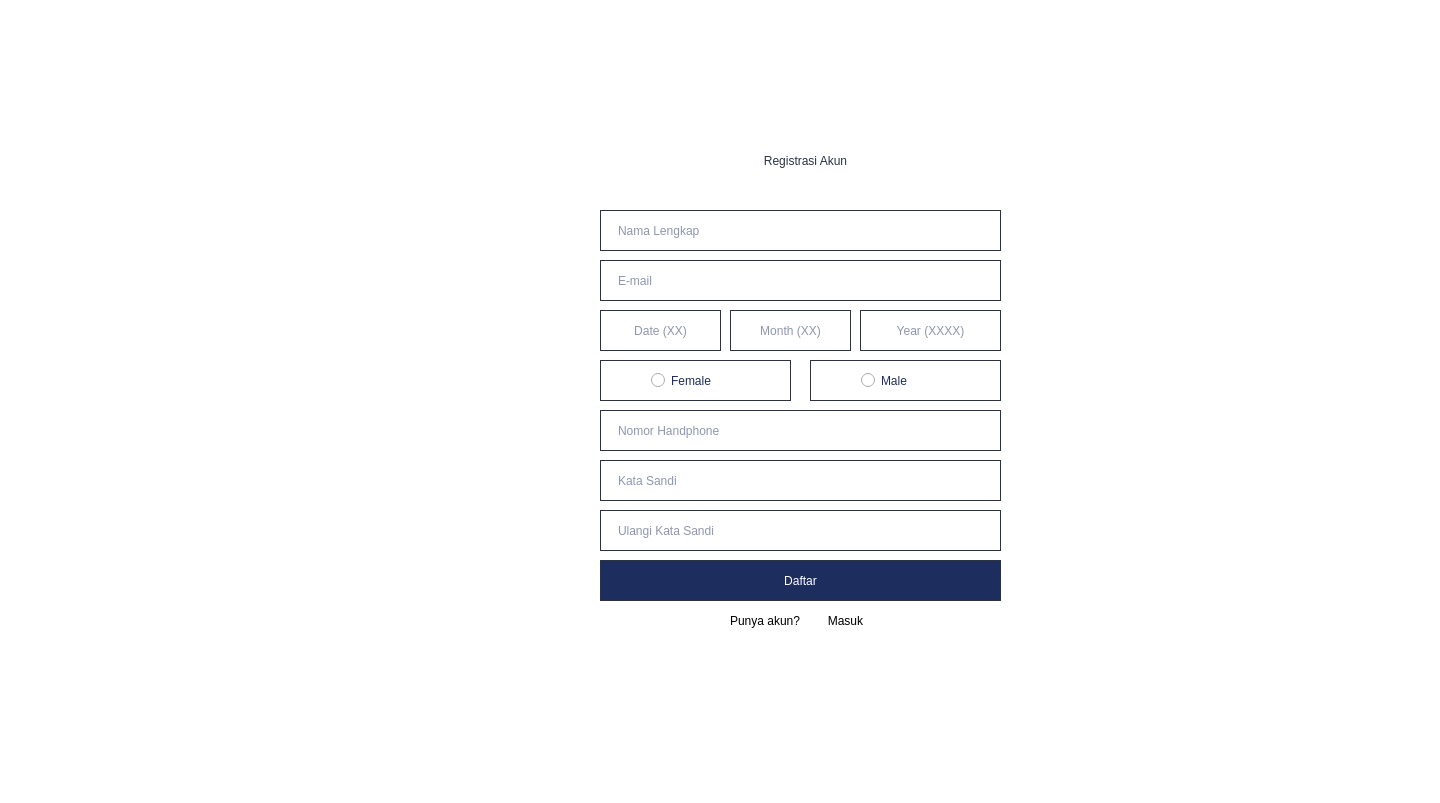
stellaribli/Tuciwir, file createacc.ui: the form before one commit.
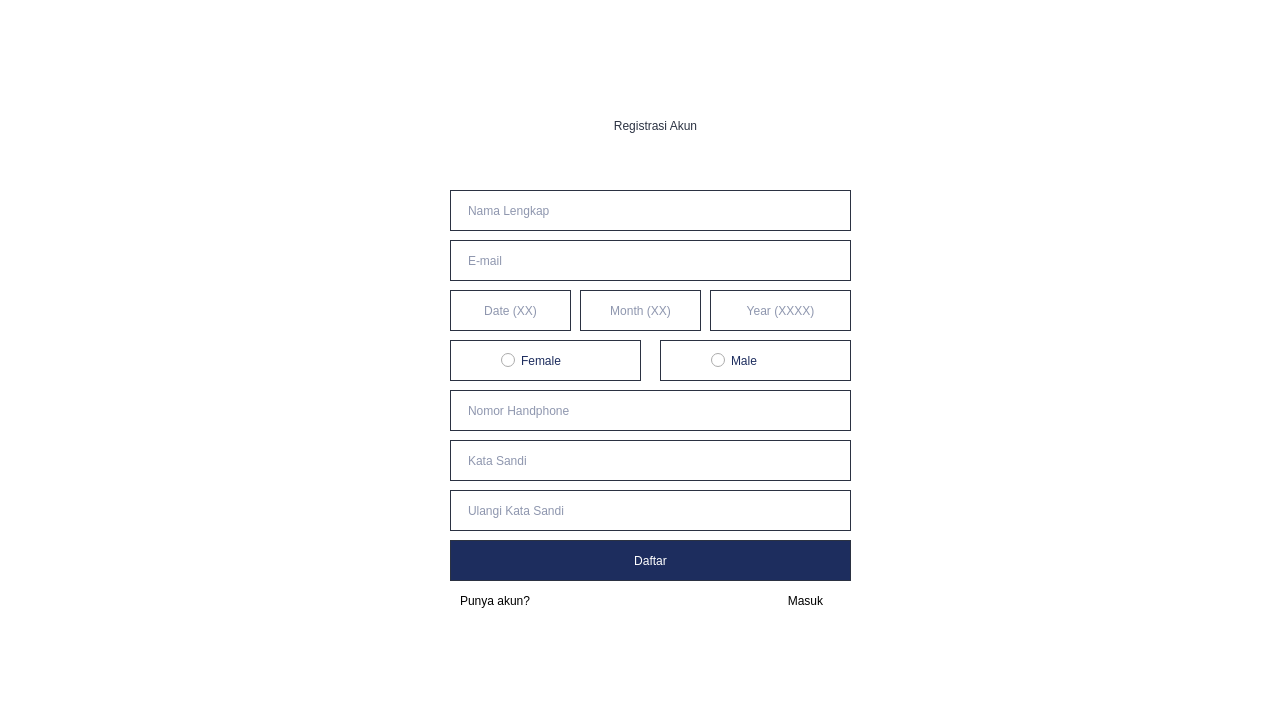
The form after the commit. Icons and pictures are not drawn.

```diff
--- a/createacc.ui
+++ b/createacc.ui
@@ -6,8 +6,8 @@
    <rect>
     <x>0</x>
     <y>0</y>
-    <width>1440</width>
-    <height>803</height>
+    <width>1280</width>
+    <height>720</height>
    </rect>
   </property>
   <property name="windowTitle">
@@ -22,10 +22,10 @@
   <widget class="QLabel" name="label">
    <property name="geometry">
     <rect>
-     <x>610</x>
-     <y>140</y>
+     <x>460</x>
+     <y>90</y>
      <width>391</width>
-     <height>41</height>
+     <height>71</height>
     </rect>
    </property>
    <property name="styleSheet">
@@ -42,8 +42,8 @@
   <widget class="QLineEdit" name="email">
    <property name="geometry">
     <rect>
-     <x>600</x>
-     <y>260</y>
+     <x>450</x>
+     <y>240</y>
      <width>401</width>
      <height>41</height>
     </rect>
@@ -68,8 +68,8 @@
   <widget class="QLineEdit" name="password">
    <property name="geometry">
     <rect>
-     <x>600</x>
-     <y>460</y>
+     <x>450</x>
+     <y>440</y>
      <width>401</width>
      <height>41</height>
     </rect>
@@ -97,8 +97,8 @@
   <widget class="QPushButton" name="signupbutton">
    <property name="geometry">
     <rect>
-     <x>600</x>
-     <y>560</y>
+     <x>450</x>
+     <y>540</y>
      <width>401</width>
      <height>41</height>
     </rect>
@@ -123,8 +123,8 @@
   <widget class="QLineEdit" name="confirmpass">
    <property name="geometry">
     <rect>
-     <x>600</x>
-     <y>510</y>
+     <x>450</x>
+     <y>490</y>
      <width>401</width>
      <height>41</height>
     </rect>
@@ -152,9 +152,9 @@
   <widget class="QPushButton" name="loginaccbutton">
    <property name="geometry">
     <rect>
-     <x>820</x>
-     <y>610</y>
-     <width>51</width>
+     <x>760</x>
+     <y>590</y>
+     <width>91</width>
      <height>21</height>
     </rect>
    </property>
@@ -170,9 +170,9 @@
   <widget class="QLabel" name="label_5">
    <property name="geometry">
     <rect>
-     <x>730</x>
-     <y>610</y>
-     <width>71</width>
+     <x>460</x>
+     <y>590</y>
+     <width>111</width>
      <height>21</height>
     </rect>
    </property>
@@ -188,8 +188,8 @@
   <widget class="QLineEdit" name="date">
    <property name="geometry">
     <rect>
-     <x>600</x>
-     <y>310</y>
+     <x>450</x>
+     <y>290</y>
      <width>121</width>
      <height>41</height>
     </rect>
@@ -224,8 +224,8 @@
   <widget class="QLineEdit" name="nomorhp">
    <property name="geometry">
     <rect>
-     <x>600</x>
-     <y>410</y>
+     <x>450</x>
+     <y>390</y>
      <width>401</width>
      <height>41</height>
     </rect>
@@ -256,8 +256,8 @@
   <widget class="QLineEdit" name="namalengkap">
    <property name="geometry">
     <rect>
-     <x>600</x>
-     <y>210</y>
+     <x>450</x>
+     <y>190</y>
      <width>401</width>
      <height>41</height>
     </rect>
@@ -282,8 +282,8 @@
   <widget class="QLabel" name="label_2">
    <property name="geometry">
     <rect>
-     <x>900</x>
-     <y>320</y>
+     <x>750</x>
+     <y>300</y>
      <width>31</width>
      <height>21</height>
     </rect>
@@ -298,8 +298,8 @@
   <widget class="QLineEdit" name="month">
    <property name="geometry">
     <rect>
-     <x>730</x>
-     <y>310</y>
+     <x>580</x>
+     <y>290</y>
      <width>121</width>
      <height>41</height>
     </rect>
@@ -331,8 +331,8 @@
   <widget class="QLineEdit" name="year">
    <property name="geometry">
     <rect>
-     <x>860</x>
-     <y>310</y>
+     <x>710</x>
+     <y>290</y>
      <width>141</width>
      <height>41</height>
     </rect>
@@ -367,8 +367,8 @@
    </property>
    <property name="geometry">
     <rect>
-     <x>600</x>
-     <y>360</y>
+     <x>450</x>
+     <y>340</y>
      <width>191</width>
      <height>41</height>
     </rect>
@@ -397,8 +397,8 @@
   <widget class="QRadioButton" name="Male">
    <property name="geometry">
     <rect>
-     <x>810</x>
-     <y>360</y>
+     <x>660</x>
+     <y>340</y>
      <width>191</width>
      <height>41</height>
     </rect>
```
Left out of the diff: 8 changed lines with no effect on the pictures.
